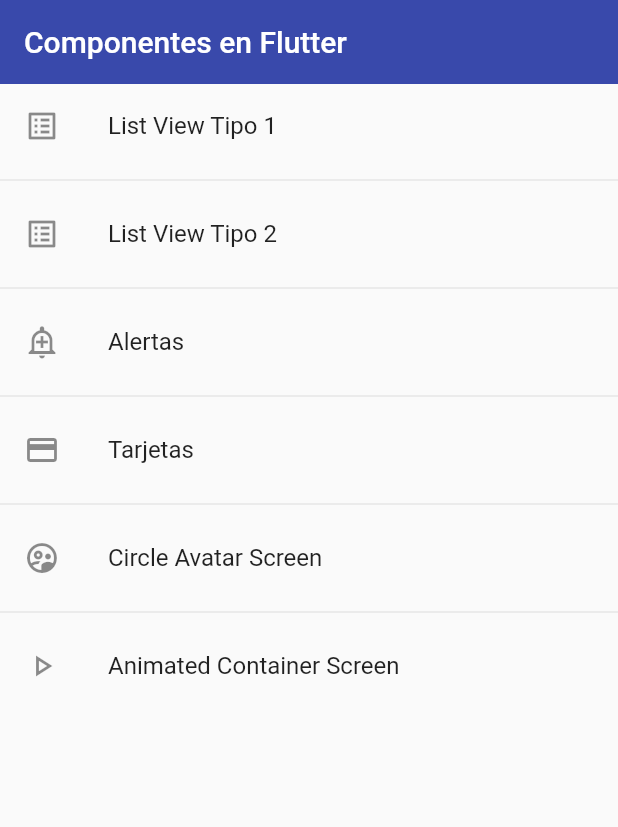
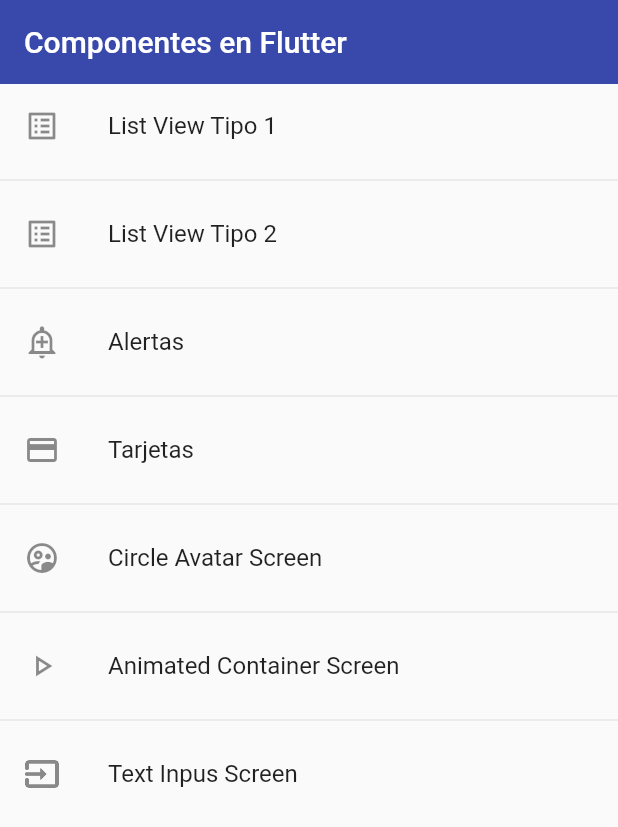
Before and after one commit to thevoidloop/flutterComponents, a Flutter app: the screen it shows after launch, on a phone screen of 412 x 824 dp. Shown: the top 827 px of the screen. Run offline on Flutter 3.47's test engine with Material 2 defaults, Android fonts, the phone set to English and light mode, and no system bars; our stand-ins replace quickalert.

Commit message:
Clase 90

```diff
--- a/lib/router/app_routes.dart
+++ b/lib/router/app_routes.dart
@@ -38,6 +38,12 @@
       icon: Icons.play_arrow_outlined,
       name: 'Animated Container Screen',
       widget: const AnimatedContainerScreen(),
+    ),
+    MenuOption(
+      route: 'inputs',
+      icon: Icons.input_outlined,
+      name: 'Text Inpus Screen',
+      widget: const InputsScreen(),
     )
   ];
 
--- a/lib/screens/screens.dart
+++ b/lib/screens/screens.dart
@@ -1,8 +1,8 @@
+export 'package:fluttercomponents/screens/alert_screen.dart';
 export 'package:fluttercomponents/screens/animated_container_screen.dart';
-
 export 'package:fluttercomponents/screens/avatar_screen.dart';
-export 'package:fluttercomponents/screens/alert_screen.dart';
 export 'package:fluttercomponents/screens/card_screen.dart';
 export 'package:fluttercomponents/screens/home_screen.dart';
+export 'package:fluttercomponents/screens/inputs_screen.dart';
 export 'package:fluttercomponents/screens/listview1_screen.dart';
 export 'package:fluttercomponents/screens/listview2_screen.dart';
--- a/lib/theme/app_theme.dart
+++ b/lib/theme/app_theme.dart
@@ -18,6 +18,33 @@
         shape: MaterialStateProperty.all(const StadiumBorder()),
       ),
     ),
+    inputDecorationTheme: InputDecorationTheme(
+      floatingLabelStyle: TextStyle(
+        color: primaryLigth,
+      ),
+      enabledBorder: OutlineInputBorder(
+        borderSide: BorderSide(color: primaryLigth),
+        borderRadius: const BorderRadius.only(
+          bottomLeft: Radius.circular(10),
+          topRight: Radius.circular(10),
+        ),
+      ),
+      focusedBorder: OutlineInputBorder(
+        borderSide: BorderSide(color: primaryLigth),
+        borderRadius: const BorderRadius.only(
+          bottomLeft: Radius.circular(10),
+          topRight: Radius.circular(10),
+        ),
+      ),
+      border: const OutlineInputBorder(
+        // borderSide: BorderSide(color: primaryLigth),
+        borderRadius: BorderRadius.only(
+          bottomLeft: Radius.circular(10),
+          topRight: Radius.circular(10),
+        ),
+      ),
+      iconColor: primaryLigth,
+    ),
   );
 
   static final ThemeData darkTheme = ThemeData.dark().copyWith(
--- a/lib/widget/widgets.dart
+++ b/lib/widget/widgets.dart
@@ -1,2 +1,3 @@
+export 'package:fluttercomponents/widget/custom_card_type1_widget.dart';
 export 'package:fluttercomponents/widget/custom_card_type2_widget.dart';
-export 'package:fluttercomponents/widget/custom_card_type1_widget.dart';
+export 'package:fluttercomponents/widget/custom_input_field_widget.dart';
```
Also changed, not shown: lib/screens/inputs_screen.dart (added, +45 -0 lines), lib/widget/custom_input_field_widget.dart (added, +53 -0 lines).
